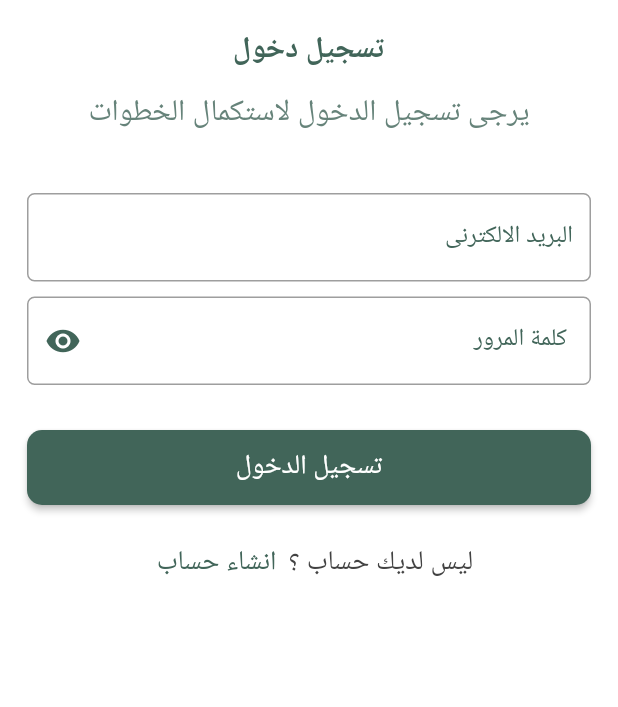
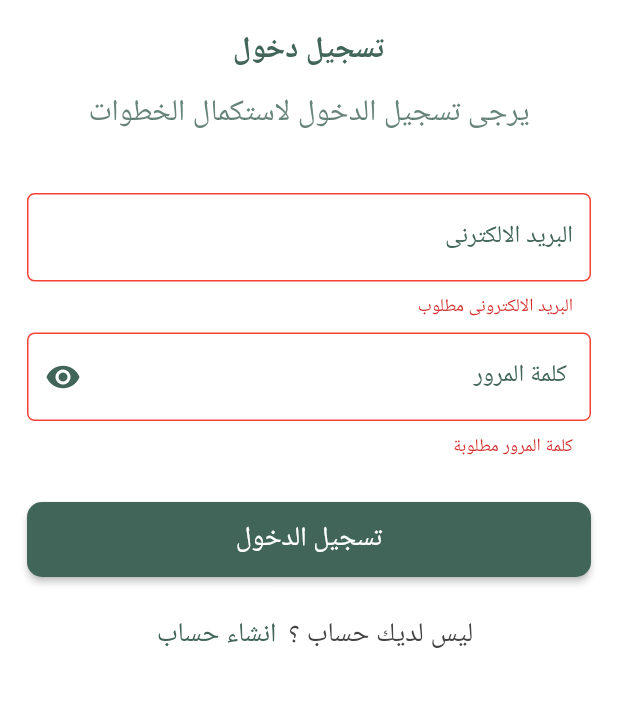
Before and after one commit to rehabsaad075/todo_app, a Flutter app: the screen it shows after launch, after a tap on "تسجيل الدخول", on a phone screen of 412 x 824 dp, the part 269-976 px from its top. Run offline on Flutter 3.47's test engine with Material 2 defaults, Android fonts, the phone set to English and light mode, and no system bars; our stand-ins replace animated_splash_screen, bloc, dio, flutter_bloc, fluttertoast, shared_preferences.

Commit message:
login method done

```diff
--- /dev/null
+++ b/lib/view/componets/widgets/circular_progress_loading_custom.dart
@@ -0,0 +1,14 @@
+import 'package:flutter/material.dart';
+import 'package:todo_app/view_model/utils/material/app_colors.dart';
+
+class CircularProgressLoadingCustom extends StatelessWidget {
+  const CircularProgressLoadingCustom({super.key});
+
+  @override
+  Widget build(BuildContext context) {
+    return CircularProgressIndicator(
+      color: AppColors.appColor,
+      backgroundColor: AppColors.appColor.withOpacity(1),
+    );
+  }
+}
--- a/lib/view/screens/auth_screens/login_screen.dart
+++ b/lib/view/screens/auth_screens/login_screen.dart
@@ -1,8 +1,12 @@
 import 'package:flutter/material.dart';
+import 'package:flutter_bloc/flutter_bloc.dart';
+import 'package:todo_app/view/componets/widgets/circular_progress_loading_custom.dart';
 import 'package:todo_app/view/componets/widgets/elvated_button_custom.dart';
 import 'package:todo_app/view/componets/widgets/text_form_field_custom.dart';
 import 'package:todo_app/view/componets/widgets/text_custom.dart';
 import 'package:todo_app/view/screens/auth_screens/register_screen.dart';
+import 'package:todo_app/view/screens/todo_screens/todo_home_page_screen.dart';
+import 'package:todo_app/view_model/cubits/auth_cubit/auth_cubit.dart';
 import 'package:todo_app/view_model/utils/material/app_colors.dart';
 import 'package:todo_app/view_model/utils/material/app_icons.dart';
 import 'package:todo_app/view_model/utils/functions/navigation_functions.dart';
@@ -12,43 +16,47 @@ class LoginScreen extends StatelessWidget {
 
   @override
   Widget build(BuildContext context) {
-    return  Directionality(
+    return BlocProvider<AuthCubit>(
+      create: (context) => AuthCubit(),
+      child: BlocBuilder<AuthCubit, AuthState>(
+        builder: (context, state) {
+          AuthCubit authCubit=AuthCubit.get(context);
+          return Directionality(
             textDirection: TextDirection.rtl,
             child: Scaffold(
               body: Form(
-          key: GlobalKey<FormState>(),
+                key: authCubit.formKey,
                 child: ListView(
                   physics: const BouncingScrollPhysics(),
-            padding: const EdgeInsets.only(
-              top: 150,
-              right: 18,
-              left: 18
-            ),
-            children:  [
-              const Opacity(
-                opacity: 0.6,
-                child: TextCustom(
+                  padding: const EdgeInsets.only(top: 150, right: 18, left: 18),
+                  children: [
+                    TextCustom(
                       text: 'todo_app',
                       fontSize: 25,
+                      color: AppColors.appColor.withOpacity(0.6),
                       fontWeight: FontWeight.bold,
                     ),
+                    const SizedBox(
+                      height: 20,
                     ),
-              const SizedBox(height: 20,),
                     const TextCustom(
                       text: 'تسجيل دخول',
                       fontWeight: FontWeight.bold,
                     ),
-              const SizedBox(height: 15,),
-              const Opacity(
-                opacity: 0.8,
-                child: TextCustom(
+                    const SizedBox(
+                      height: 15,
+                    ),
+                    TextCustom(
                       text: 'يرجى تسجيل الدخول لاستكمال الخطوات',
+                      color: AppColors.appColor.withOpacity(0.8),
                     ),
+                    const SizedBox(
+                      height: 40,
                     ),
-              const SizedBox(height: 40,),
                     TextFormFieldCustom(
                       labelText: 'البريد الالكترنى',
                       keyboardType: TextInputType.emailAddress,
+                      controller: authCubit.emailController,
                       validator: (value) {
                         if (value!.isEmpty) {
                           return 'البريد الالكترونى مطلوب';
@@ -56,10 +64,14 @@ class LoginScreen extends StatelessWidget {
                         return null;
                       },
                     ),
-              const SizedBox(height: 10,),
+                    const SizedBox(
+                      height: 10,
+                    ),
                     TextFormFieldCustom(
                       labelText: ' كلمة المرور',
                       keyboardType: TextInputType.text,
+                      controller: authCubit.passwordController,
+                      obscureText: true,
                       textInputAction: TextInputAction.done,
                       icon: AppIcons.visibilityIcon,
                       validator: (value) {
@@ -69,18 +81,35 @@ class LoginScreen extends StatelessWidget {
                         return null;
                       },
                     ),
-              const SizedBox(height: 30,),
+                    const SizedBox(
+                      height: 30,
+                    ),
                     ElevatedButtonCustom(
                       onPressed: () {
-
+                        if (authCubit
+                            .formKey
+                            .currentState!
+                            .validate()) {
+                          AuthCubit.get(context).login().then((value) {
+                            navigationPushFunction(
+                                context: context,
+                                screen: const TodoHomePageScreen());
+                          });
+                        }
                       },
-                child: const TextCustom(
+                      child: Visibility(
+                        visible: state is LoginLoadingState,
+                        replacement: const TextCustom(
                           text: 'تسجيل الدخول',
                           color: AppColors.whiteColor,
                           fontSize: 18,
                         ),
+                        child: const CircularProgressLoadingCustom(),
                       ),
-              const SizedBox(height: 15,),
+                    ),
+                    const SizedBox(
+                      height: 15,
+                    ),
                     Row(
                       mainAxisAlignment: MainAxisAlignment.center,
                       children: [
@@ -90,11 +119,10 @@ class LoginScreen extends StatelessWidget {
                           fontSize: 18,
                         ),
                         TextButton(
-                      onPressed: (){
+                            onPressed: () {
                               navigationPushFunction(
                                   context: context,
-                            screen: const RegisterScreen()
-                        );
+                                  screen: const RegisterScreen());
                             },
                             style: TextButton.styleFrom(
                               splashFactory: NoSplash.splashFactory,
@@ -102,8 +130,7 @@ class LoginScreen extends StatelessWidget {
                             child: const TextCustom(
                               text: 'انشاء حساب',
                               fontSize: 18,
-                      )
-                  )
+                            ))
                       ],
                     )
                   ],
@@ -111,5 +138,8 @@ class LoginScreen extends StatelessWidget {
               ),
             ),
           );
+        },
+      ),
+    );
   }
 }
```
Lines whose indentation alone changed are shown as unchanged.
